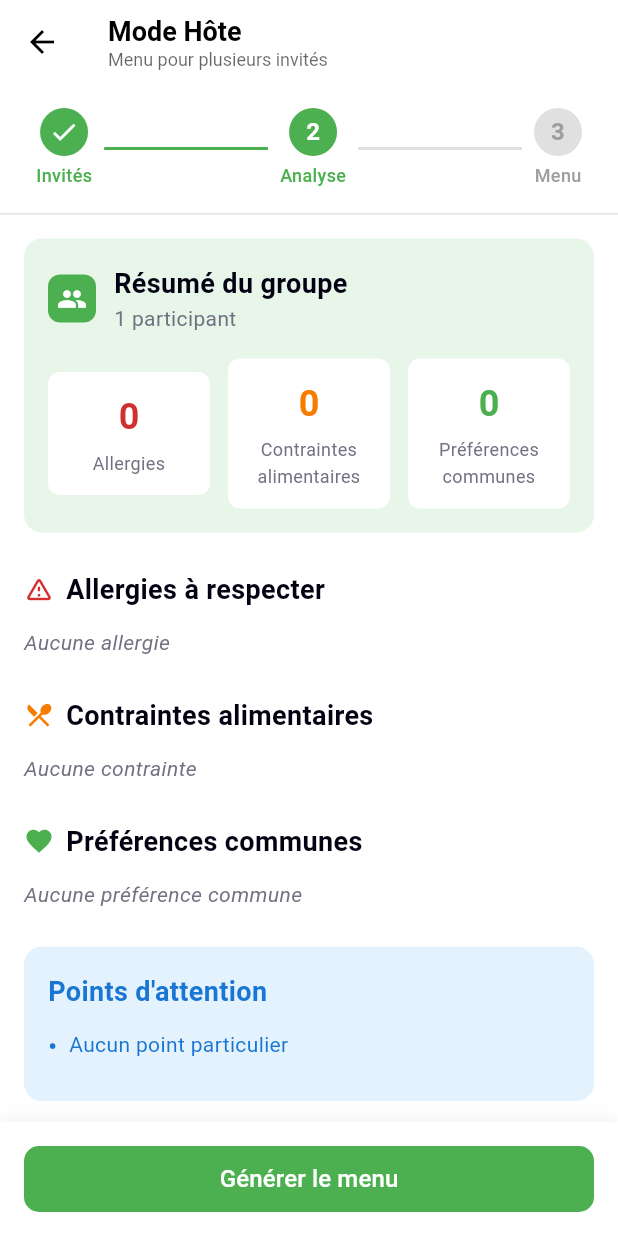
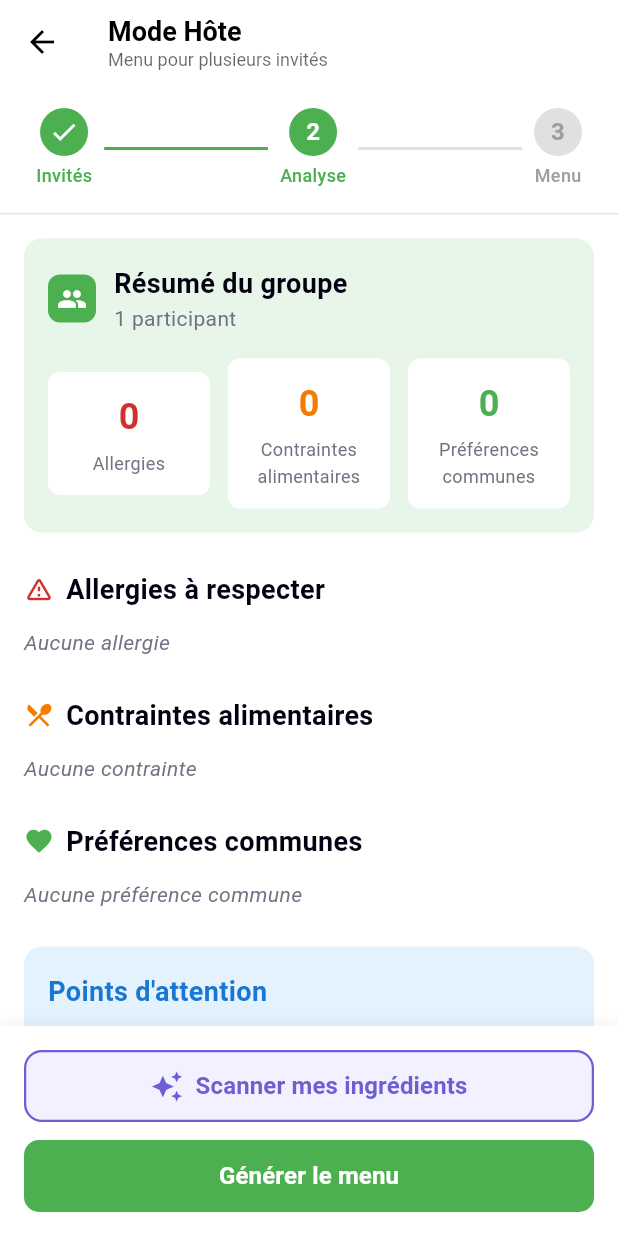
Before and after one commit to Bond52/dishaware_mobile_v2_clean, a Flutter app: the HostModeAnalysisScreen screen opened directly with empty values, on a phone screen of 412 x 824 dp. Run offline on Flutter 3.47's test engine with Material 3 defaults, Android fonts, the phone set to English and light mode, and no system bars; our stand-ins replace dio, firebase_auth, firebase_core, firebase_messaging, geolocator, go_router and 3 more; accounts and stored records are empty.

Commit message:
feat(ingredients): add ingredient scanning functionality and update menu generation API; enhance UI for ingredient management and permissions

```diff
--- a/lib/features/profile/services/menu_api_service.dart
+++ b/lib/features/profile/services/menu_api_service.dart
@@ -26,15 +26,20 @@ class MenuApiService {
     return menu;
   }
 
-  /// Génère un menu consensus pour un groupe. POST /menu/consensus/group
-  /// Body: { "profileIds": [...] }
+  /// Génère un menu pour un groupe.
+  /// POST `/menu/generate-group`
+  /// Body: `{ "guest_profiles": [...], "ingredients": [...] }` (ingrédients optionnels, soft constraints).
   /// Réponse attendue: { "menu": {...}, "explanation": "...", "adjustments": [...] }
   static Future<GroupMenuResult> generateGroupConsensusMenu(
-    List<String> profileIds,
-  ) async {
+    List<String> guestProfiles, {
+    List<String> ingredients = const [],
+  }) async {
     final response = await ApiClient.dio.post(
-      '/menu/consensus/group',
-      data: {'profileIds': profileIds},
+      '/menu/generate-group',
+      data: {
+        'guest_profiles': guestProfiles,
+        'ingredients': ingredients,
+      },
       options: await ApiClient.optionsWithUserId(),
     );
     final data = response.data;
--- a/lib/screens/host_mode_analysis_screen.dart
+++ b/lib/screens/host_mode_analysis_screen.dart
@@ -1,11 +1,11 @@
 import 'package:dio/dio.dart';
-import 'package:flutter/foundation.dart';
 import 'package:flutter/material.dart';
 
 import '../api/api_client.dart';
 import '../features/profile/services/menu_api_service.dart';
 import '../features/profile/services/profile_api_service.dart';
 import '../theme/da_colors.dart';
+import '../ui/host/ingredients_scan_bottom_sheet.dart';
 import '../utils/translate_value.dart';
 import 'host_mode_menu_screen.dart';
 import 'host_mode_models.dart';
@@ -57,6 +57,18 @@ class _AnalysisBody extends StatefulWidget {
 class _AnalysisBodyState extends State<_AnalysisBody> {
   bool _isGeneratingMenu = false;
   HostGuestProfile? _hostProfile;
+
+  /// Ingrédients issus du scan IA (image).
+  List<String> _detectedIngredients = [];
+
+  /// Ingrédients ajoutés à la main (contraintes souples, optionnel).
+  List<String> _manualIngredients = [];
+
+  /// Union dédupliquée — toujours envoyée au backend (peut être vide).
+  List<String> get _allIngredients => {
+        ..._detectedIngredients,
+        ..._manualIngredients,
+      }.toList();
 
   /// Groupe = hôte + invités (l'hôte est inclus dans l'analyse).
   List<HostGuestProfile> get _groupProfiles {
@@ -180,6 +192,19 @@ class _AnalysisBodyState extends State<_AnalysisBody> {
     return points;
   }
 
+  Future<void> _openIngredientsSheet() async {
+    final result = await showIngredientsScanSheet(
+      context,
+      initialDetected: List<String>.from(_detectedIngredients),
+      initialManual: List<String>.from(_manualIngredients),
+    );
+    if (result == null || !mounted) return;
+    setState(() {
+      _detectedIngredients = List<String>.from(result['detected'] ?? const []);
+      _manualIngredients = List<String>.from(result['manual'] ?? const []);
+    });
+  }
+
   Future<void> _onGenerateMenu() async {
     if (_isGeneratingMenu) return;
     setState(() => _isGeneratingMenu = true);
@@ -187,10 +212,15 @@ class _AnalysisBodyState extends State<_AnalysisBody> {
         .map((p) => p.profileId ?? p.userId)
         .where((id) => id.isNotEmpty)
         .toList();
-    debugPrint('[HOST_ANALYSE] POST menu/consensus/group profileIds: $profileIds');
+    debugPrint(
+      '[HOST_ANALYSE] POST /menu/generate-group guest_profiles: $profileIds, '
+      'ingredients: ${_allIngredients.length}',
+    );
     try {
-      final response =
-          await MenuApiService.generateGroupConsensusMenu(profileIds);
+      final response = await MenuApiService.generateGroupConsensusMenu(
+        profileIds,
+        ingredients: _allIngredients,
+      );
       if (!mounted) return;
       setState(() => _isGeneratingMenu = false);
       Navigator.pushReplacement(
@@ -241,7 +271,7 @@ class _AnalysisBodyState extends State<_AnalysisBody> {
       String message = 'Impossible de générer le menu.';
       if (statusCode == 404) {
         message =
-            'Endpoint menu groupe non disponible (POST /menu/consensus/group).';
+            'Endpoint menu groupe non disponible (POST /menu/generate-group).';
       } else if (statusCode == 400) {
         message =
             'Le serveur n\'a pas reconnu un ou plusieurs profils (IDs invalides). '
@@ -315,9 +345,43 @@ class _AnalysisBodyState extends State<_AnalysisBody> {
               ),
             ],
           ),
-          child: SizedBox(
-            width: double.infinity,
-            height: 44,
+          child: Column(
+            mainAxisSize: MainAxisSize.min,
+            crossAxisAlignment: CrossAxisAlignment.stretch,
+            children: [
+              if (_allIngredients.isNotEmpty)
+                Padding(
+                  padding: const EdgeInsets.only(bottom: 12),
+                  child: Text(
+                    '🥕 ${_allIngredients.length} ingrédients ajoutés',
+                    textAlign: TextAlign.center,
+                    style: const TextStyle(
+                      fontSize: 14,
+                      fontWeight: FontWeight.w600,
+                      color: Color(0xFF6A5FD3),
+                    ),
+                  ),
+                ),
+              OutlinedButton.icon(
+                onPressed: _isGeneratingMenu ? null : _openIngredientsSheet,
+                style: OutlinedButton.styleFrom(
+                  backgroundColor: const Color(0xFFF3F1FF),
+                  foregroundColor: const Color(0xFF6A5FD3),
+                  side: const BorderSide(color: Color(0xFF6A5FD3), width: 1.5),
+                  padding: const EdgeInsets.symmetric(vertical: 12),
+                  shape: RoundedRectangleBorder(
+                    borderRadius: BorderRadius.circular(12),
+                  ),
+                ),
+                icon: const Icon(Icons.auto_awesome, size: 22),
+                label: const Text(
+                  'Scanner mes ingrédients',
+                  style: TextStyle(fontWeight: FontWeight.w600),
+                ),
+              ),
+              const SizedBox(height: 12),
+              SizedBox(
+                height: 48,
                 child: ElevatedButton(
                   onPressed: _isGeneratingMenu ? null : _onGenerateMenu,
                   style: ElevatedButton.styleFrom(
@@ -338,8 +402,16 @@ class _AnalysisBodyState extends State<_AnalysisBody> {
                             color: Colors.white,
                           ),
                         )
-                  : const Text('Générer le menu'),
+                      : const Text(
+                          'Générer le menu',
+                          style: TextStyle(
+                            fontWeight: FontWeight.w600,
+                            fontSize: 16,
                           ),
+                        ),
+                ),
+              ),
+            ],
           ),
         ),
       ],
--- a/pubspec.yaml
+++ b/pubspec.yaml
@@ -38,13 +38,16 @@ dependencies:
   firebase_auth: ^5.3.4
   google_sign_in: ^6.2.2
 
+  # Scan ingrédients (mode hôte)
+  image_picker: ^1.1.2
+  image: ^4.3.0
+
 dev_dependencies:
   flutter_test:
     sdk: flutter
 
   flutter_lints: ^5.0.0
   flutter_launcher_icons: ^0.14.4
-  image: ^4.0.17
 
 flutter:
   uses-material-design: true
```
Also changed, not shown: lib/utils/image_resize_util.dart (added, +19 -0 lines), 2 other files. Lines whose indentation alone changed are shown as unchanged.
